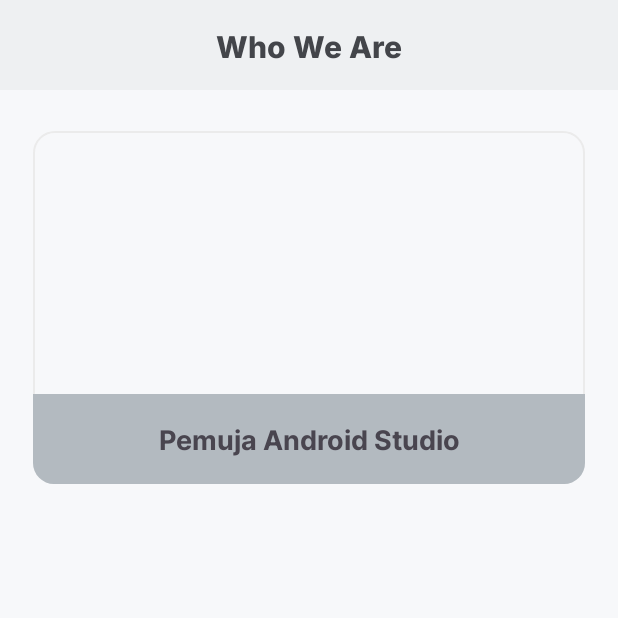
After one commit to canonflow/nmp_pemuja_android_studio, an Android app: the WhoWeAre screen opened directly, with no data from a screen before it, on a phone screen of 412 x 824 dp, the top half of it. The commit adds this screen. Run offline under Robolectric (Android 15) with nearby library versions, the phone set to English and light mode, and no system bars; our stand-ins replace data binding.

Commit message:
Add new Color, Drawables (Card shape, Card Footer), Setup Who We Are Activity

```diff
--- a/app/src/main/AndroidManifest.xml
+++ b/app/src/main/AndroidManifest.xml
@@ -13,6 +13,9 @@
         android:theme="@style/Theme.EsportCompanyProfileApp"
         tools:targetApi="31">
         <activity
+            android:name=".WhoWeAre"
+            android:exported="false" />
+        <activity
             android:name=".MainActivity"
             android:exported="true">
             <intent-filter>
@@ -21,6 +24,7 @@
                 <category android:name="android.intent.category.LAUNCHER" />
             </intent-filter>
         </activity>
+
         <meta-data
             android:name="preloaded_fonts"
             android:resource="@array/preloaded_fonts" />
--- a/app/src/main/java/com/pemujaandroidstudio/esportcompanyprofileapp/MainActivity.kt
+++ b/app/src/main/java/com/pemujaandroidstudio/esportcompanyprofileapp/MainActivity.kt
@@ -1,5 +1,6 @@
 package com.pemujaandroidstudio.esportcompanyprofileapp
 
+import android.content.Intent
 import android.os.Bundle
 import android.widget.TextView
 import androidx.activity.enableEdgeToEdge
@@ -18,6 +19,12 @@ class MainActivity : AppCompatActivity() {
 
         binding = ActivityMainBinding.inflate(layoutInflater)
         setContentView(binding.root)
+
+        binding.buttonViewWhoWeAre.setOnClickListener {
+            val intent = Intent(this, WhoWeAre::class.java)
+
+            startActivity(intent)
+        }
     }
 
 }
--- /dev/null
+++ b/app/src/main/java/com/pemujaandroidstudio/esportcompanyprofileapp/WhoWeAre.kt
@@ -0,0 +1,18 @@
+package com.pemujaandroidstudio.esportcompanyprofileapp
+
+import android.os.Bundle
+import androidx.activity.enableEdgeToEdge
+import androidx.appcompat.app.AppCompatActivity
+import androidx.core.view.ViewCompat
+import androidx.core.view.WindowInsetsCompat
+import com.pemujaandroidstudio.esportcompanyprofileapp.databinding.ActivityWhoWeAreBinding
+
+class WhoWeAre : AppCompatActivity() {
+    private lateinit var binding: ActivityWhoWeAreBinding
+    override fun onCreate(savedInstanceState: Bundle?) {
+        super.onCreate(savedInstanceState)
+        binding = ActivityWhoWeAreBinding.inflate(layoutInflater)
+        setContentView(binding.root)
+
+    }
+}
--- /dev/null
+++ b/app/src/main/res/drawable/card_image_content.xml
@@ -0,0 +1,11 @@
+<?xml version="1.0" encoding="utf-8"?>
+<shape xmlns:android="http://schemas.android.com/apk/res/android">
+    <!--    <solid android:color="@color/base_200"/>-->
+    <corners
+        android:bottomRightRadius="14dp"
+        android:bottomLeftRadius="14dp" />
+
+    <solid
+        android:color="@color/base_200"
+        />
+</shape>
--- /dev/null
+++ b/app/src/main/res/drawable/card_image_footer.xml
@@ -0,0 +1,11 @@
+<?xml version="1.0" encoding="utf-8"?>
+<shape xmlns:android="http://schemas.android.com/apk/res/android">
+    <!--    <solid android:color="@color/base_200"/>-->
+    <corners
+        android:bottomRightRadius="14dp"
+        android:bottomLeftRadius="14dp" />
+
+    <solid
+        android:color="@color/base_400"
+        />
+</shape>
--- /dev/null
+++ b/app/src/main/res/drawable/card_image_shape.xml
@@ -0,0 +1,14 @@
+<?xml version="1.0" encoding="utf-8"?>
+<shape xmlns:android="http://schemas.android.com/apk/res/android">
+    <!--    <solid android:color="@color/base_200"/>-->
+    <corners
+        android:bottomRightRadius="14dp"
+        android:bottomLeftRadius="14dp"
+        android:topLeftRadius="14dp"
+        android:topRightRadius="14dp"/>
+
+    <stroke
+        android:width="1dp"
+        android:color="@color/stroke"
+        />
+</shape>
--- /dev/null
+++ b/app/src/main/res/layout/activity_who_we_are.xml
@@ -0,0 +1,66 @@
+<?xml version="1.0" encoding="utf-8"?>
+<layout
+    xmlns:android="http://schemas.android.com/apk/res/android"
+    xmlns:app="http://schemas.android.com/apk/res-auto"
+    xmlns:tools="http://schemas.android.com/tools"
+    >
+    <androidx.constraintlayout.widget.ConstraintLayout
+        android:id="@+id/main"
+        android:layout_width="match_parent"
+        android:layout_height="match_parent"
+        tools:context=".WhoWeAre">
+
+        <!--    NAVIGATION BAR GOES HERE    -->
+        <include
+            android:id="@+id/navigation_bar"
+            layout="@layout/navigation_bar"
+            app:navTitle="@{`Who We Are`}"
+            android:layout_width="match_parent"
+            android:layout_height="wrap_content"
+            app:layout_constraintTop_toTopOf="parent"
+            app:layout_constraintEnd_toEndOf="parent"
+            app:layout_constraintStart_toStartOf="parent" />
+        <!--    NAVIGATION BAR END HERE    -->
+
+        <!--    CONTENT LAYOUT GOES HERE    -->
+    <androidx.constraintlayout.widget.ConstraintLayout
+        android:id="@+id/content_layout"
+        android:layout_width="match_parent"
+        android:layout_height="0dp"
+        android:background="@color/base_100"
+        android:paddingHorizontal="22dp"
+        android:paddingVertical="27dp"
+        app:layout_constraintBottom_toBottomOf="parent"
+        app:layout_constraintEnd_toEndOf="parent"
+        app:layout_constraintStart_toStartOf="parent"
+        app:layout_constraintTop_toBottomOf="@id/navigation_bar">
+
+        <!--      Card Image GOES HERE     -->
+        <androidx.constraintlayout.widget.ConstraintLayout
+            android:id="@+id/imageCard"
+            android:layout_width="match_parent"
+            android:layout_height="235dp"
+            android:background="@drawable/card_image_shape"
+            app:layout_constraintTop_toTopOf="@+id/content_layout"
+            >
+
+            <TextView
+                android:layout_width="match_parent"
+                android:layout_height="60dp"
+                android:background="@drawable/card_image_footer"
+                android:gravity="center"
+                android:textSize="18dp"
+                android:fontFamily="@font/inter_bold"
+                android:color="@color/black"
+                android:text="Pemuja Android Studio"
+                app:layout_constraintBottom_toBottomOf="@+id/imageCard" />
+
+        </androidx.constraintlayout.widget.ConstraintLayout>
+
+        <!--      Card Image END HERE     -->
+
+    </androidx.constraintlayout.widget.ConstraintLayout>
+        <!--    CONTENT LAYOUT END HERE    -->
+
+    </androidx.constraintlayout.widget.ConstraintLayout>
+</layout>
--- a/app/src/main/res/values/colors.xml
+++ b/app/src/main/res/values/colors.xml
@@ -7,10 +7,12 @@
     <color name="base_100">#F7F8FA</color>
     <color name="base_200">#EEF0F2</color>
     <color name="base_300">#DEE3E8</color>
+    <color name="base_400">#B3BAC0</color>
     <color name="black">#43454A</color>
     <color name="cyan_100">#D6E7EB</color>
     <color name="cyan_500">#B6E4E5</color>
     <color name="primary">#FF3F25</color>
     <color name="primary_disabled">#E1A69E</color>
-    <color name="stroke">#B3BAC0</color>
+    <color name="secondary">#82A2C3</color>
+    <color name="stroke">#EBEBEB</color>
 </resources>
```
